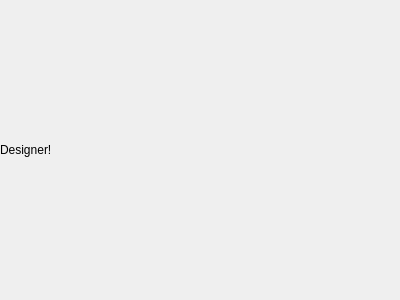
The window that forms/filterdesigner.ui (bjornrd/FilterDesigner) describes before a commit, drawn with Qt 5.
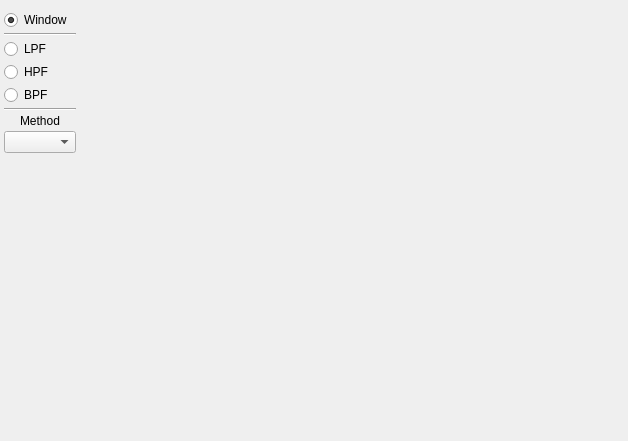
The same window after the commit.

Commit message: Start of filter-design functionality: some buttons and dropdown menus

What changed in the file:
```diff
--- a/forms/filterdesigner.ui
+++ b/forms/filterdesigner.ui
@@ -6,14 +6,17 @@
    <rect>
     <x>0</x>
     <y>0</y>
-    <width>400</width>
-    <height>300</height>
+    <width>628</width>
+    <height>441</height>
    </rect>
   </property>
   <property name="windowTitle">
    <string>Form</string>
   </property>
-  <layout class="QGridLayout" name="gridLayout_2">
+  <layout class="QHBoxLayout" name="horizontalLayout">
+   <property name="spacing">
+    <number>2</number>
+   </property>
    <property name="leftMargin">
     <number>0</number>
    </property>
@@ -26,19 +29,125 @@
    <property name="bottomMargin">
     <number>0</number>
    </property>
-   <property name="spacing">
-    <number>0</number>
-   </property>
-   <item row="0" column="0">
-    <layout class="QGridLayout" name="gridLayout">
-     <item row="0" column="0">
-      <widget class="QLabel" name="label">
-       <property name="text">
-        <string>Designer!</string>
-       </property>
-      </widget>
-     </item>
-    </layout>
+   <item>
+    <widget class="QFrame" name="frame">
+     <property name="sizePolicy">
+      <sizepolicy hsizetype="Expanding" vsizetype="Preferred">
+       <horstretch>0</horstretch>
+       <verstretch>0</verstretch>
+      </sizepolicy>
+     </property>
+     <layout class="QVBoxLayout" name="verticalLayout">
+      <property name="spacing">
+       <number>3</number>
+      </property>
+      <property name="leftMargin">
+       <number>4</number>
+      </property>
+      <property name="topMargin">
+       <number>10</number>
+      </property>
+      <property name="rightMargin">
+       <number>2</number>
+      </property>
+      <property name="bottomMargin">
+       <number>0</number>
+      </property>
+      <item>
+       <widget class="QRadioButton" name="window_radioButton">
+        <property name="text">
+         <string>Window</string>
+        </property>
+        <property name="checked">
+         <bool>true</bool>
+        </property>
+       </widget>
+      </item>
+      <item>
+       <widget class="Line" name="line">
+        <property name="orientation">
+         <enum>Qt::Horizontal</enum>
+        </property>
+       </widget>
+      </item>
+      <item alignment="Qt::AlignTop">
+       <widget class="QRadioButton" name="lpf_radioButton">
+        <property name="text">
+         <string>LPF</string>
+        </property>
+       </widget>
+      </item>
+      <item>
+       <widget class="QRadioButton" name="hpf_radioButton">
+        <property name="text">
+         <string>HPF</string>
+        </property>
+       </widget>
+      </item>
+      <item>
+       <widget class="QRadioButton" name="bpf_radioButton">
+        <property name="text">
+         <string>BPF</string>
+        </property>
+       </widget>
+      </item>
+      <item>
+       <widget class="Line" name="line_2">
+        <property name="orientation">
+         <enum>Qt::Horizontal</enum>
+        </property>
+       </widget>
+      </item>
+      <item>
+       <widget class="QLabel" name="method_label">
+        <property name="text">
+         <string>Method</string>
+        </property>
+        <property name="alignment">
+         <set>Qt::AlignCenter</set>
+        </property>
+        <property name="margin">
+         <number>5</number>
+        </property>
+       </widget>
+      </item>
+      <item>
+       <widget class="QComboBox" name="method_comboBox">
+        <property name="frame">
+         <bool>true</bool>
+        </property>
+       </widget>
+      </item>
+      <item>
+       <spacer name="verticalSpacer">
+        <property name="orientation">
+         <enum>Qt::Vertical</enum>
+        </property>
+        <property name="sizeHint" stdset="0">
+         <size>
+          <width>20</width>
+          <height>40</height>
+         </size>
+        </property>
+       </spacer>
+      </item>
+     </layout>
+    </widget>
+   </item>
+   <item>
+    <widget class="QStackedWidget" name="stackedWidget">
+     <property name="sizePolicy">
+      <sizepolicy hsizetype="MinimumExpanding" vsizetype="Preferred">
+       <horstretch>1</horstretch>
+       <verstretch>0</verstretch>
+      </sizepolicy>
+     </property>
+     <property name="currentIndex">
+      <number>1</number>
+     </property>
+     <widget class="QWidget" name="page"/>
+     <widget class="QWidget" name="page_2"/>
+    </widget>
    </item>
   </layout>
  </widget>
```
The commit also changes 2 other files.
